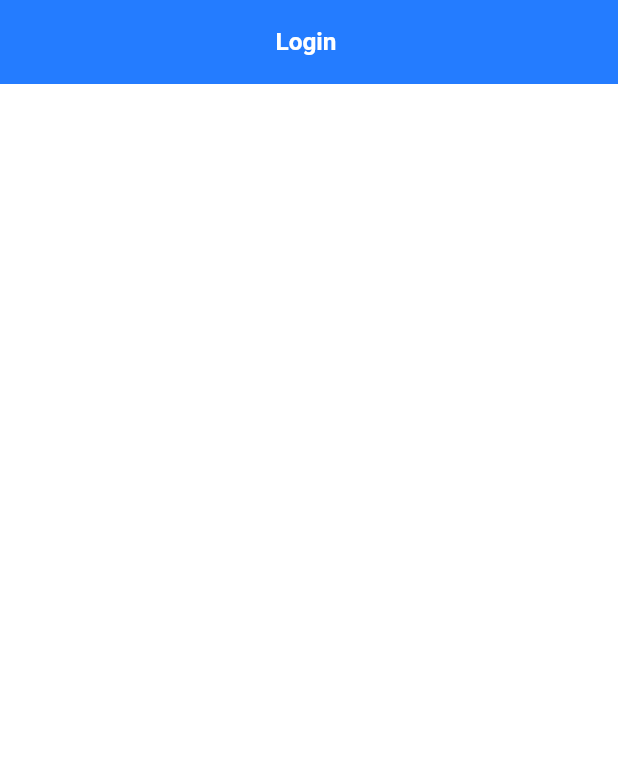
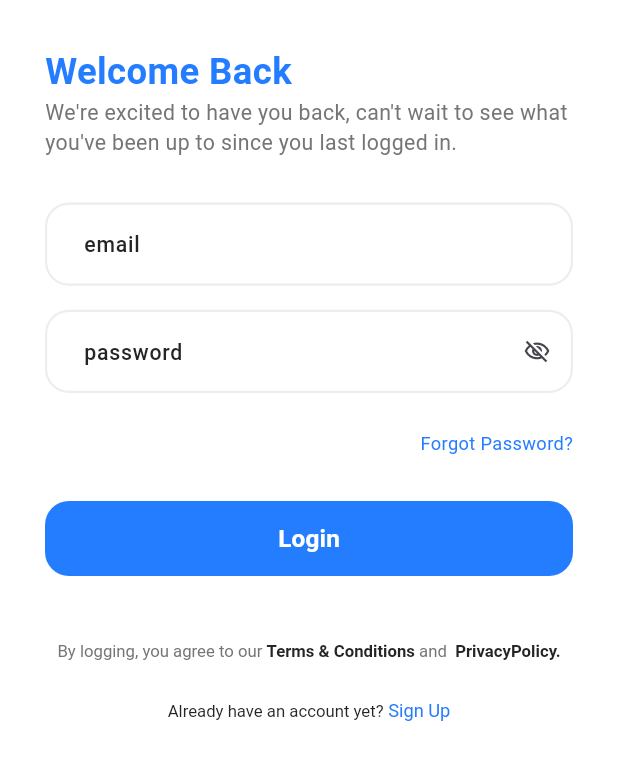
Before and after one commit to bodeal5ofas/checkout_doctor_app, a Flutter app: the screen it shows after launch, after a tap on "GetStarted", on a phone screen of 412 x 824 dp. Shown: the top 760 px of the screen. Run offline on Flutter 3.47's test engine with Material 3 defaults, Android fonts, the phone set to English and light mode, and no system bars; our stand-ins replace flutter_screenutil, flutter_svg, go_router.

Commit message:
login Screen ui

```diff
--- /dev/null
+++ b/lib/core/helpers/spaceing.dart
@@ -0,0 +1,8 @@
+import 'package:flutter/material.dart';
+
+SizedBox verticalSpace(double height) => SizedBox(
+      height: height,
+    );
+SizedBox horzontalSpace(double width) => SizedBox(
+      width: width,
+    );
--- a/lib/core/themeing/colors.dart
+++ b/lib/core/themeing/colors.dart
@@ -2,4 +2,7 @@ import 'package:flutter/material.dart';
 
 class MyColors {
   static const Color mainBlue = Color(0xff247CFF);
+  static const Color grey = Color(0xff757575);
+  static const Color lightgrey = Color(0xffEDEDED);
+  static const Color blackblue = Color(0xff242424);
 }
--- /dev/null
+++ b/lib/core/themeing/fontweight_helper.dart
@@ -0,0 +1,12 @@
+import 'package:flutter/material.dart';
+
+class FontweightHelper {
+  static const FontWeight thin = FontWeight.w100;
+  static const FontWeight extraLight = FontWeight.w200;
+  static const FontWeight light = FontWeight.w300;
+  static const FontWeight regular = FontWeight.w400;
+  static const FontWeight medium = FontWeight.w500;
+  static const FontWeight semiBold = FontWeight.w600;
+  static const FontWeight bold = FontWeight.w700;
+  static const FontWeight extraBold = FontWeight.w800;
+}
--- a/lib/core/themeing/text_styles.dart
+++ b/lib/core/themeing/text_styles.dart
@@ -1,12 +1,24 @@
 import 'package:checkout_doctor_app/core/themeing/colors.dart';
+import 'package:checkout_doctor_app/core/themeing/fontweight_helper.dart';
 import 'package:flutter/material.dart';
 import 'package:flutter_screenutil/flutter_screenutil.dart';
 
 class TextStyles {
-  static TextStyle   style24Black700Weight = TextStyle(
+  static TextStyle   style24Blackbold = TextStyle(
     color: Colors.black,
     fontSize: 24.sp,
-    fontWeight: FontWeight.w700,
+    fontWeight: FontweightHelper.bold,
+  );
+  static TextStyle   style24BlueBold = TextStyle(
+    color: MyColors.mainBlue,
+    fontSize: 24.sp,
+    fontWeight: FontweightHelper.bold,
+  );
+
+   static TextStyle   style14GreyRegular  = TextStyle(
+    color: MyColors.grey,
+    fontSize: 14.sp,
+    fontWeight: FontweightHelper.regular,
   );
 
    static TextStyle style32BlueBold = TextStyle(
@@ -14,14 +26,34 @@ class TextStyles {
     fontSize: 32.sp,
     fontWeight: FontWeight.bold,
   );
-  static TextStyle style13GrayRegular = TextStyle(
+  static TextStyle style14BlackBlueMedium = TextStyle(
+    color: MyColors.blackblue,
+    fontSize: 14.sp,
+    fontWeight: FontweightHelper.medium,
+  );
+  static TextStyle style12Blueregular = TextStyle(
+    color: MyColors.mainBlue,
+    fontSize: 12.sp,
+    fontWeight: FontweightHelper.regular,
+  );
+  static TextStyle style16GrayRegular = TextStyle(
     color: Colors.grey,
     fontSize: 16.sp,
-    fontWeight: FontWeight.w400,
+    fontWeight: FontweightHelper.regular
   );
   static TextStyle style16WhiteSemiBold = TextStyle(
     color: Colors.white,
     fontSize: 16.sp,
-    fontWeight: FontWeight.w600,
+    fontWeight: FontweightHelper.semiBold,
+  );
+  static TextStyle style11greyregular = TextStyle(
+    color: MyColors.grey,
+    fontSize: 11.sp,
+    fontWeight: FontweightHelper.regular,
+  );
+   static TextStyle style11blackbold = TextStyle(
+    color: MyColors.blackblue,
+    fontSize: 11.sp,
+    fontWeight: FontweightHelper.bold,
   );
 }
--- /dev/null
+++ b/lib/core/widgets/app_button.dart
@@ -0,0 +1,51 @@
+import 'package:checkout_doctor_app/core/themeing/colors.dart';
+import 'package:checkout_doctor_app/core/themeing/text_styles.dart';
+import 'package:flutter/material.dart';
+
+class AppButton extends StatelessWidget {
+  const AppButton({
+    super.key,
+    required this.title,
+    this.textStyle,
+    required this.onpressed,
+    this.color,
+    this.buttonWidth,
+    this.buttonHeight,
+    this.verticalPadding,
+    this.horizntallPadding,
+    this.borderRadis,
+  });
+  final String title;
+  final TextStyle? textStyle;
+  final VoidCallback onpressed;
+  final Color? color;
+  final double? buttonWidth,
+      buttonHeight,
+      verticalPadding,
+      horizntallPadding,
+      borderRadis;
+  @override
+  Widget build(BuildContext context) {
+    return TextButton(
+      onPressed: onpressed,
+      style: ButtonStyle(
+        fixedSize: WidgetStateProperty.all<Size>(
+          Size(buttonWidth ?? double.maxFinite, buttonHeight ?? 50),
+        ),
+        padding: WidgetStateProperty.all<EdgeInsetsGeometry>(
+          EdgeInsets.symmetric(
+              vertical: verticalPadding ?? 10,
+              horizontal: horizntallPadding ?? 12),
+        ),
+        shape: WidgetStateProperty.all<OutlinedBorder>(RoundedRectangleBorder(
+          borderRadius: BorderRadius.circular(borderRadis ?? 16),
+        )),
+        backgroundColor: WidgetStatePropertyAll(color ?? MyColors.mainBlue),
+      ),
+      child: Text(
+        title,
+        style: textStyle ?? TextStyles.style16WhiteSemiBold,
+      ),
+    );
+  }
+}
--- /dev/null
+++ b/lib/core/widgets/app_text_field.dart
@@ -0,0 +1,53 @@
+import 'package:checkout_doctor_app/core/themeing/colors.dart';
+import 'package:checkout_doctor_app/core/themeing/text_styles.dart';
+import 'package:flutter/material.dart';
+import 'package:flutter_screenutil/flutter_screenutil.dart';
+
+class AppTextField extends StatelessWidget {
+  const AppTextField({
+    super.key,
+    this.obscureText,
+    this.textStyle,
+    this.suffixIcon,
+    required this.hintText,
+    this.hintStyle,
+    this.contentPadding, this.enableBorder, this.focusBorder,
+  });
+  final bool? obscureText;
+  final TextStyle? textStyle;
+  final Widget? suffixIcon;
+  final String hintText;
+  final TextStyle? hintStyle;
+  final InputBorder? enableBorder;
+  final InputBorder? focusBorder;
+  final EdgeInsetsGeometry? contentPadding;
+  @override
+  Widget build(BuildContext context) {
+    return TextFormField(
+      obscureText: obscureText ?? false,
+      style: textStyle ?? TextStyles.style14BlackBlueMedium,
+      decoration: InputDecoration(
+        suffixIcon: suffixIcon,
+        contentPadding: contentPadding ??
+            EdgeInsets.symmetric(horizontal: 20.w, vertical: 17.h),
+        hintText: hintText,
+        hintStyle: hintStyle ?? TextStyles.style14BlackBlueMedium,
+        isDense: true,
+        enabledBorder:enableBorder?? OutlineInputBorder(
+          borderSide: BorderSide(
+            color: MyColors.lightgrey,
+            width: 1.3.w,
+          ),
+          borderRadius: BorderRadius.circular(16),
+        ),
+        focusedBorder:focusBorder?? OutlineInputBorder(
+          borderSide: BorderSide(
+            color: MyColors.mainBlue,
+            width: 1.3.w,
+          ),
+          borderRadius: BorderRadius.circular(16),
+        ),
+      ),
+    );
+  }
+}
--- a/lib/feature/login/presentation/login_view.dart
+++ b/lib/feature/login/presentation/login_view.dart
@@ -1,21 +1,88 @@
+import 'package:checkout_doctor_app/core/helpers/spaceing.dart';
 import 'package:checkout_doctor_app/core/themeing/colors.dart';
 import 'package:checkout_doctor_app/core/themeing/text_styles.dart';
+import 'package:checkout_doctor_app/core/widgets/app_button.dart';
+import 'package:checkout_doctor_app/core/widgets/app_text_field.dart';
+import 'package:checkout_doctor_app/feature/login/presentation/widgets/already_have_account_widegt.dart';
+import 'package:checkout_doctor_app/feature/login/presentation/widgets/terms_and_condition_widget.dart';
 import 'package:flutter/material.dart';
 
-class LoginView extends StatelessWidget {
+class LoginView extends StatefulWidget {
   const LoginView({super.key});
+
+  @override
+  State<LoginView> createState() => _LoginViewState();
+}
+
+class _LoginViewState extends State<LoginView> {
+  final formKey = GlobalKey<FormState>();
+  bool myObscureText = true;
 
   @override
   Widget build(BuildContext context) {
     return Scaffold(
-      appBar: AppBar(
-        backgroundColor: MyColors.mainBlue,
-        title: Text(
-          "Login ",
-          style: TextStyles.style16WhiteSemiBold,
+      body: SafeArea(
+          child: SingleChildScrollView(
+              child: Padding(
+        padding: const EdgeInsets.symmetric(
+          horizontal: 30,
+          vertical: 30,
         ),
-        centerTitle: true,
-      ),
+        child: Column(
+          crossAxisAlignment: CrossAxisAlignment.start,
+          children: [
+            Text(
+              'Welcome Back',
+              style: TextStyles.style24BlueBold,
+            ),
+            Text(
+              'We\'re excited to have you back, can\'t wait to see what you\'ve been up to since you last logged in.',
+              style: TextStyles.style14GreyRegular,
+            ),
+            verticalSpace(30),
+            Form(
+              key: formKey,
+              child: Column(
+                children: [
+                  AppTextField(
+                    hintText: "email",
+                  ),
+                  verticalSpace(16),
+                  AppTextField(
+                    hintText: "password",
+                    obscureText: myObscureText,
+                    suffixIcon: IconButton(
+                      onPressed: () {
+                        myObscureText = !myObscureText;
+                        setState(() {});
+                      },
+                      icon: Icon(myObscureText
+                          ? Icons.visibility_off_outlined
+                          : Icons.visibility_outlined),
+                    ),
+                  ),
+                  verticalSpace(25),
+                  Align(
+                      alignment: AlignmentDirectional.centerEnd,
+                      child: Text(
+                        'Forgot Password?',
+                        style: TextStyles.style12Blueregular,
+                      )),
+                  verticalSpace(30),
+                  AppButton(
+                    title: 'Login',
+                    onpressed: () {},
+                  ),
+                  verticalSpace(41),
+                  TermsAndConditionWidget(),
+                  verticalSpace(25),
+                  AlreadyHaveAccountWidegt(),
+                ],
+              ),
+            ),
+          ],
+        ),
+      ))),
     );
   }
 }
--- /dev/null
+++ b/lib/feature/login/presentation/widgets/already_have_account_widegt.dart
@@ -0,0 +1,26 @@
+import 'package:checkout_doctor_app/core/themeing/colors.dart';
+import 'package:checkout_doctor_app/core/themeing/text_styles.dart';
+import 'package:flutter/material.dart';
+
+class AlreadyHaveAccountWidegt extends StatelessWidget {
+  const AlreadyHaveAccountWidegt({super.key});
+
+  @override
+  Widget build(BuildContext context) {
+    return RichText(
+      textAlign: TextAlign.center,
+      text: TextSpan(children: [
+        TextSpan(
+          text: 'Already have an account yet?',
+          style: TextStyles.style11greyregular.copyWith(
+            color: MyColors.blackblue,
+          ),
+        ),
+        TextSpan(
+          text: ' Sign Up ',
+          style: TextStyles.style12Blueregular,
+        ),
+      ]),
+    );
+  }
+}
--- /dev/null
+++ b/lib/feature/login/presentation/widgets/terms_and_condition_widget.dart
@@ -0,0 +1,29 @@
+import 'package:checkout_doctor_app/core/themeing/text_styles.dart';
+import 'package:flutter/material.dart';
+
+class TermsAndConditionWidget extends StatelessWidget {
+  const TermsAndConditionWidget({super.key});
+
+  @override
+  Widget build(BuildContext context) {
+    return RichText(
+      textAlign: TextAlign.center,
+      text: TextSpan(children: [
+        TextSpan(
+            text: 'By logging, you agree to our ',
+            style: TextStyles.style11greyregular),
+        TextSpan(
+          text: 'Terms & Conditions ',
+          style: TextStyles.style11blackbold,
+        ),
+        TextSpan(
+          text: 'and ',
+          style: TextStyles.style11greyregular,
+        ),
+        TextSpan(
+            text: ' PrivacyPolicy. ',
+            style: TextStyles.style11blackbold.copyWith(height: 1.5)),
+      ]),
+    );
+  }
+}
--- a/lib/feature/on_boarding/ui/on_boarding_view.dart
+++ b/lib/feature/on_boarding/ui/on_boarding_view.dart
@@ -27,7 +27,7 @@ class OnBoardingView extends StatelessWidget {
                   children: [
                     Text(
                       'Manage and schedule all of your medical appointments easily with Docdoc to get a new experience.',
-                      style: TextStyles.style13GrayRegular,
+                      style: TextStyles.style16GrayRegular,
                     ),
                     SizedBox(
                       height: 24.h,
--- a/lib/feature/on_boarding/ui/widgets/on_boarding_upper.dart
+++ b/lib/feature/on_boarding/ui/widgets/on_boarding_upper.dart
@@ -16,7 +16,7 @@ class DocAppLogo extends StatelessWidget {
         ),
         Text(
           'Docdoc',
-          style: TextStyles.style24Black700Weight,
+          style: TextStyles.style24Blackbold,
         )
       ],
     );
```
